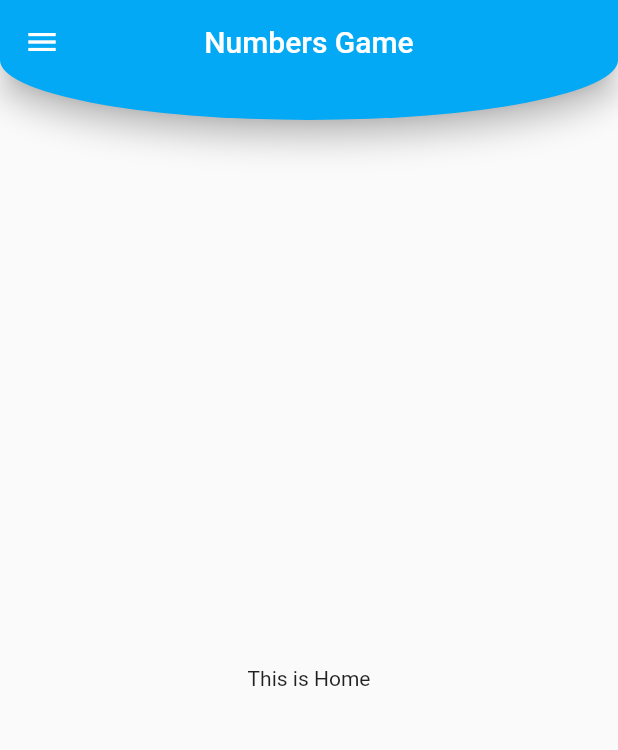
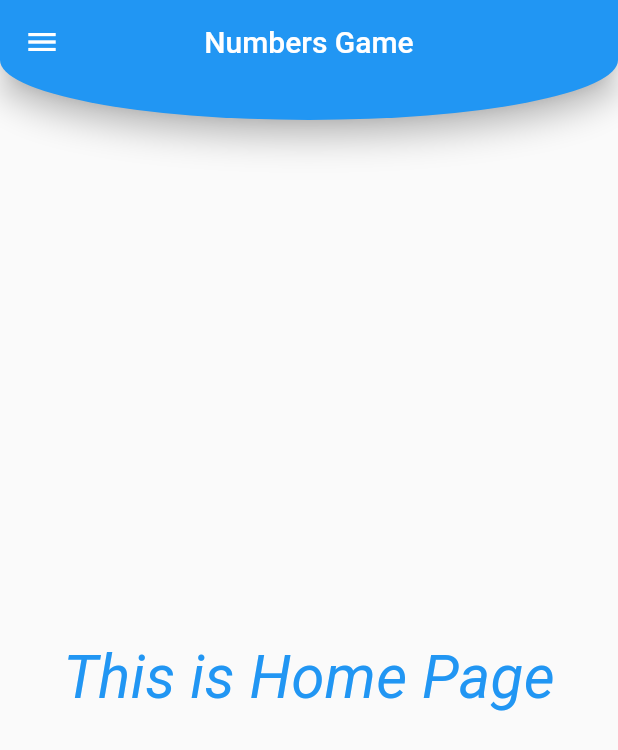
Before and after one commit to AS-Devs/numbers_game, a Flutter app: the screen it shows after launch, in the side drawer, after a tap on "Home", on a phone screen of 412 x 824 dp. Shown: the top 750 px of the screen. Run offline on Flutter 3.47's test engine with Material 2 defaults, Android fonts, the phone set to English and light mode, and no system bars; our stand-ins replace shared_preferences.

Commit message:
Version - 0.1.4 - Screens seperated with seperate widgets - Theme loading from shared preferences updated - Few changes in theme provider - Few other minor UI chnages
Signed-off-by: Ayon Das <ayantorres@gmail.com>

```diff
--- a/lib/main.dart
+++ b/lib/main.dart
@@ -1,37 +1,55 @@
 import 'package:flutter/material.dart';
 import 'package:flutter/services.dart';
+import 'package:numbers_game/models/themes.dart';
 import 'package:numbers_game/providers/theme_provider.dart';
 import 'package:numbers_game/screens/home_page.dart';
+import 'package:numbers_game/utils/shared_prefs.dart';
 import 'package:provider/provider.dart';
 
-void main() => runApp(ChangeNotifierProvider<DynamicTheme>(
-      builder: (_) => DynamicTheme(),
-      child: NumbersGame(),
+void main() {
+  SharedPrefs.getThemeValue().then((themeInt) {
+    //var themeInt = prefs.getInt("Theme") ?? 1;
+    if (themeInt == ThemeType.light.index) {
+      runApp(ChangeNotifierProvider<DynamicTheme>(
+        builder: (_) => DynamicTheme(lightTheme),
+        child: NumbersGame(),
+      ));
+    } else if (themeInt == ThemeType.dark.index) {
+      runApp(ChangeNotifierProvider<DynamicTheme>(
+        builder: (_) => DynamicTheme(darkTheme),
+        child: NumbersGame(),
+      ));
+    } else {
+      runApp(ChangeNotifierProvider<DynamicTheme>(
+        builder: (_) => DynamicTheme(lightTheme),
+        child: NumbersGame(),
+      ));
+    }
+  });
+}
+
+class NumbersGame extends StatefulWidget {
+  @override
+  _NumbersGameState createState() => _NumbersGameState();
+
+  static setNavBarColor(DynamicTheme themeProvider) {
+    SystemChrome.setSystemUIOverlayStyle(SystemUiOverlayStyle(
+      systemNavigationBarColor: themeProvider.getTheme.primaryColor,
     ));
+  }
+}
 
-class NumbersGame extends StatelessWidget {
+class _NumbersGameState extends State<NumbersGame> {
   @override
   Widget build(BuildContext context) {
     final themeProvider = Provider.of<DynamicTheme>(context);
     SystemChrome.setSystemUIOverlayStyle(SystemUiOverlayStyle(
-      systemNavigationBarColor: Colors.lightBlue,
+      systemNavigationBarColor: themeProvider.getTheme.primaryColor,
     ));
     return MaterialApp(
       title: 'Numbers Game',
-      theme: _theme(themeProvider),
+      theme: themeProvider.getTheme,
       home: HomePage(),
     );
   }
-
-  // todo: Will implement selectable thme & color for users later
-  ThemeData _theme(DynamicTheme themeProvider) {
-    return ThemeData(
-        primarySwatch: themeProvider.primaryColor(),
-        brightness:
-            themeProvider.isDarkTheme() ? Brightness.dark : Brightness.light);
-  }
-
-  // todo: Will generate routes later here
-  // RouteFactory _routes() {
-  // }
 }
--- /dev/null
+++ b/lib/models/themes.dart
@@ -0,0 +1,13 @@
+import 'package:flutter/material.dart';
+
+final ThemeData lightTheme = ThemeData(
+    brightness: Brightness.light,
+    primarySwatch: Colors.blue,
+    primaryColor: Colors.blue,
+    appBarTheme: AppBarTheme(color: Colors.blue));
+
+final ThemeData darkTheme = ThemeData(
+    brightness: Brightness.dark,
+    primarySwatch: Colors.blue,
+    primaryColor: Colors.blue[900],
+    appBarTheme: AppBarTheme(color: Colors.blue[900]));
--- a/lib/providers/theme_provider.dart
+++ b/lib/providers/theme_provider.dart
@@ -1,46 +1,18 @@
 import 'package:flutter/foundation.dart';
 import 'package:flutter/material.dart';
-//import 'package:shared_preferences/shared_preferences.dart';
+import 'package:numbers_game/models/themes.dart';
+import 'package:numbers_game/utils/shared_prefs.dart';
 
 class DynamicTheme with ChangeNotifier {
-  static const dark_mode_key = "isDarkMode";
-  static const primary_color_key = "primaryColor";
+  ThemeData _theme = lightTheme;
 
-  //SharedPreferences prefs;
-  bool _isDarkTheme = false;
-  Color _primaryColor = Colors.lightBlue;
+  ThemeData get getTheme => _theme;
 
-  isDarkTheme() => this._isDarkTheme;
+  DynamicTheme(this._theme);
 
-  primaryColor() => this._primaryColor;
-
-  void changeTheme(isDarkMode) {
-    this._isDarkTheme = isDarkMode;
+  set setTheme(ThemeData theme) {
+    _theme = theme;
+    SharedPrefs.setThemeValue(theme);
     notifyListeners();
   }
-
-  void changePrimaryColor(primaryColor) {
-    _primaryColor = primaryColor;
-    notifyListeners();
-  }
-
-  // Shared Preference Actions
-  // _setDarkThemeValue(isDarkMode) async {
-  //   if (prefs == null) {
-  //     prefs = await SharedPreferences.getInstance();
-  //   }
-  //   prefs.setBool(dark_mode_key, isDarkMode);
-  // }
-
-  // Future<bool> _getDarkThemeValue() async {
-  //   if (prefs == null) {
-  //     prefs = await SharedPreferences.getInstance();
-  //   }
-  //   if (prefs.containsKey(dark_mode_key)) {
-  //     return prefs.getBool(dark_mode_key);
-  //   } else {
-  //     _setDarkThemeValue(false);
-  //     return false;
-  //   }
-  // }
 }
--- a/lib/screens/home_page.dart
+++ b/lib/screens/home_page.dart
@@ -1,5 +1,8 @@
 import 'package:flutter/material.dart';
 import 'package:numbers_game/providers/theme_provider.dart';
+import 'package:numbers_game/screens/about_page.dart';
+import 'package:numbers_game/screens/main_page.dart';
+import 'package:numbers_game/screens/settings_page.dart';
 import 'package:numbers_game/widgets/curved_appbar.dart';
 import 'package:provider/provider.dart';
 
@@ -11,11 +14,7 @@ class HomePage extends StatefulWidget {
 }
 
 class _HomePageState extends State<HomePage> {
-  Container activeContainer = Container(
-    child: Center(
-      child: Text("This is Home"),
-    ),
-  );
+  Widget activePage = const MainPage();
 
   @override
   Widget build(BuildContext context) {
@@ -27,7 +26,7 @@ class _HomePageState extends State<HomePage> {
         child: const CurvedAppBar(),
       ),
       drawer: buildDrawer(context),
-      body: activeContainer,
+      body: activePage,
     ));
   }
 
@@ -45,7 +44,8 @@ class _HomePageState extends State<HomePage> {
             ),
             accountEmail: Text("Made with \u{1F497} by AS Devs",
                 style: TextStyle(color: Colors.white)),
-            decoration: BoxDecoration(color: Colors.lightBlue),
+            decoration:
+                BoxDecoration(color: themeProvider.getTheme.primaryColor),
           ),
           ListTile(
             title: Text("Home"),
@@ -88,42 +88,13 @@ class _HomePageState extends State<HomePage> {
   _drawerItemSelected(int index, DynamicTheme themeProvider) {
     switch (index) {
       case 0:
-        activeContainer = Container(
-          child: Center(
-            child: Text(
-              "This is Home",
-            ),
-          ),
-        );
+        activePage = const MainPage();
         break;
       case 1:
-        activeContainer = Container(
-          child: Center(
-            child: Column(
-              mainAxisAlignment: MainAxisAlignment.center,
-              children: <Widget>[
-              RaisedButton(
-                child: Text("Change Theme"),
-                onPressed: (){
-                  themeProvider.changeTheme(!themeProvider.isDarkTheme());
-                },
-              ),
-              RaisedButton(
-                child: Text("Change Primary Color"),
-                onPressed: (){
-                  themeProvider.changePrimaryColor(Colors.green);
-                },
-              )
-            ],),
-          ),
-        );
+        activePage = const SettingsPage();
         break;
       case 2:
-        activeContainer = Container(
-          child: Center(
-            child: Text("This is About"),
-          ),
-        );
+        activePage = const AboutPage();
         break;
       default:
         break;
--- /dev/null
+++ b/lib/screens/main_page.dart
@@ -0,0 +1,27 @@
+import 'package:flutter/material.dart';
+import 'package:numbers_game/providers/theme_provider.dart';
+import 'package:provider/provider.dart';
+
+class MainPage extends StatefulWidget {
+  const MainPage({Key key}) : super(key: key);
+
+  @override
+  _MainPageState createState() => _MainPageState();
+}
+
+class _MainPageState extends State<MainPage> {
+  @override
+  Widget build(BuildContext context) {
+    final themeProvider = Provider.of<DynamicTheme>(context);
+    return Container(
+       child: Center(
+          child: Text(
+        "This is Home Page",
+        style: TextStyle(
+            fontSize: 40.0,
+            color: themeProvider.getTheme.primaryColor,
+            fontStyle: FontStyle.italic),
+      )),
+    );
+  }
+}
--- /dev/null
+++ b/lib/utils/shared_prefs.dart
@@ -0,0 +1,36 @@
+import 'package:flutter/material.dart';
+import 'package:numbers_game/models/themes.dart';
+import 'package:shared_preferences/shared_preferences.dart';
+
+enum ThemeType { none, light, dark }
+
+class SharedPrefs{
+  static const theme_key = "Theme";
+  static SharedPreferences prefs;
+
+  // Get theme type from Shared Preferences
+  static Future<int> getThemeValue() async {
+    if (prefs == null) {
+      prefs = await SharedPreferences.getInstance();
+    }
+
+    if (prefs.containsKey(theme_key)) {
+      return prefs.getInt(theme_key);
+    } else {
+      return Future.value(1);
+    }
+  }
+
+  // Set theme type in Shared Preferences
+  static void setThemeValue(ThemeData theme) async {
+    if (prefs == null) {
+      prefs = await SharedPreferences.getInstance();
+    }
+
+    if (theme == lightTheme) {
+      prefs.setInt(theme_key, ThemeType.light.index);
+    } else if (theme == darkTheme) {
+      prefs.setInt(theme_key, ThemeType.dark.index);
+    }
+  }
+}
--- a/pubspec.yaml
+++ b/pubspec.yaml
@@ -11,7 +11,7 @@ description: A Flutter app for giving awesome facts and trivia about Numbers.
 # In iOS, build-name is used as CFBundleShortVersionString while build-number used as CFBundleVersion.
 # Read more about iOS versioning at
 # https://developer.apple.com/library/archive/documentation/General/Reference/InfoPlistKeyReference/Articles/CoreFoundationKeys.html
-version: 1.0.0+1
+version: 0.1.4
 
 environment:
   sdk: ">=2.1.0 <3.0.0"
```
Also changed, not shown: lib/screens/about_page.dart (added, +22 -0 lines), lib/screens/settings_page.dart (added, +64 -0 lines).
